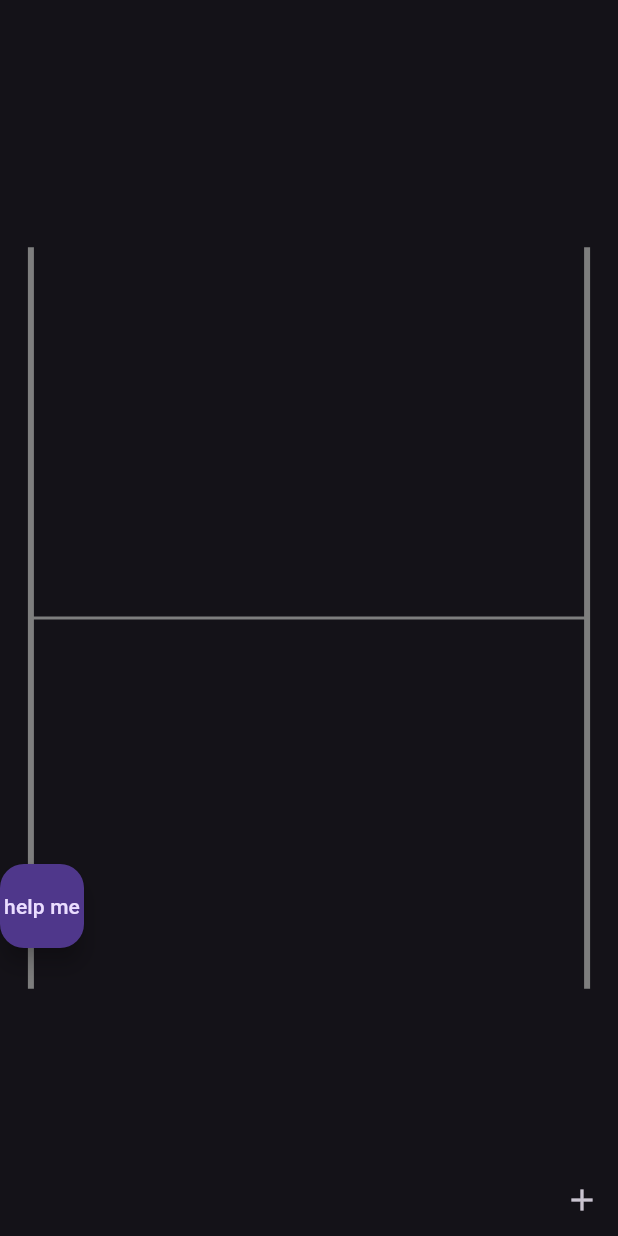
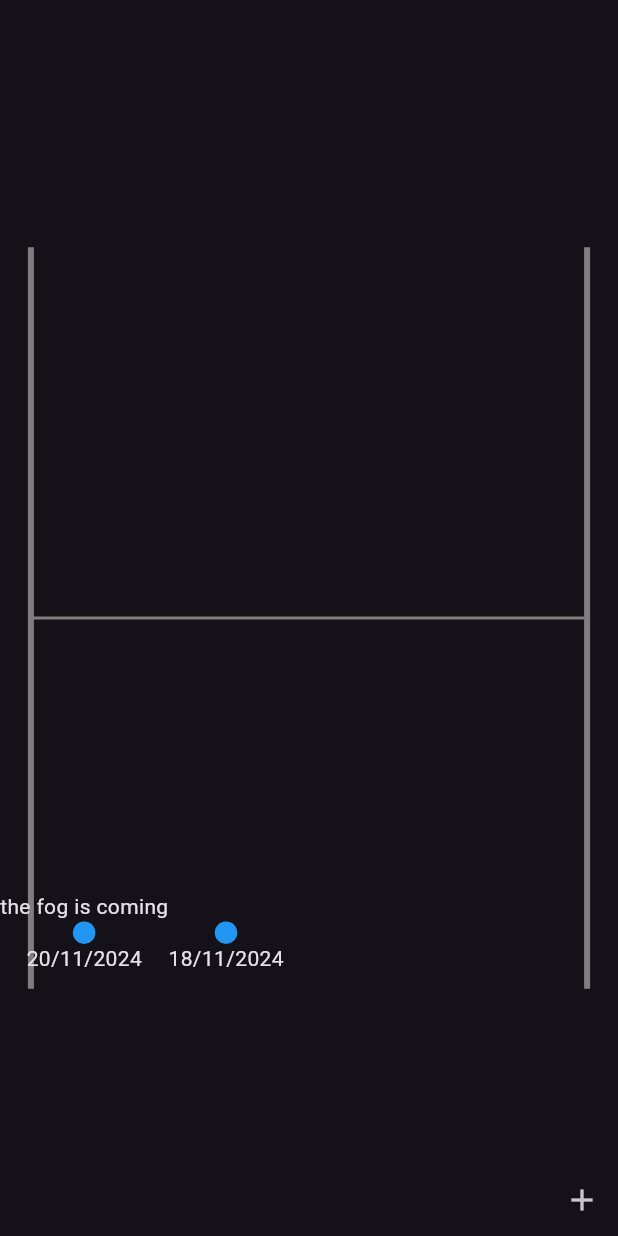
Before and after one commit to Jam12390/projectmanager, a Flutter app: the TimelineEditPage screen opened directly, on a phone screen of 412 x 824 dp. Run offline on Flutter 3.47's test engine with Material 3 defaults, Android fonts, the phone set to English and light mode, and no system bars; drawn by our look-alikes of timelines.

Commit message:
the nightmare before timelines

```diff
--- a/lib/main.dart
+++ b/lib/main.dart
@@ -4,6 +4,8 @@
 import 'package:flutter/material.dart';
 import 'package:projectmanager/home.dart';
 import 'package:flutter/services.dart';
+
+import 'package:timelines/timelines.dart';
 
 void main() {
   runApp(const MyApp());
@@ -196,7 +198,7 @@
                     const Align(
                       alignment: Alignment.topLeft,
                       child: Padding(
-                        padding: const EdgeInsets.all(12),
+                        padding: EdgeInsets.all(12),
                         child: Text("h"),
                       ),
                     ),
@@ -258,6 +260,9 @@
   Map<String, List> timelineData = Map();
   int daysLength = 0;
   DateTime endDate = DateTime(9999,12,31);
+  DateTime startDate = DateTime(0000,00,00);
+  List<String> timelineDates = [];
+  bool isLoading = true;
 
   //int timelineSt = Point(MediaQuery.of(context).size.width, y)
 
@@ -266,17 +271,20 @@
     final data = await jsonDecode(str);
     setState(() {
       timelineData["stEnDates"] = [data["startdate"], data["enddate"]];
-      timelineData["eventDates"] = [];
-      timelineData["events"] = [];
-      for (var x=0; x < data["eventdates"].length; x++){
+      timelineData["eventDates"] = [timelineData["stEnDates"]?[1]];
+      timelineData["events"] = [" "];
+      for (var x=0; x <= data["eventdates"].length-1; x++){
         print("readjson ran good");
-        timelineData["eventDates"]?.add(data["eventdates"][x]);
-        timelineData["events"]?.add(data["events"][data["eventdates"][x]]);
+        timelineData["eventDates"]?.insert(timelineData["eventDates"]!.length-1,data["eventdates"][x]);
+        timelineData["events"]?.insert(timelineData["events"]!.length-1, data["events"][data["eventdates"][x]]);
       }
-      DateTime startDate = DateTime(int.parse(timelineData["stEnDates"]?[0].substring(6,10)), int.parse(timelineData["stEnDates"]?[0].substring(3,5)), int.parse(timelineData["stEnDates"]?[0].substring(0,2)));
+      startDate = DateTime(int.parse(timelineData["stEnDates"]?[0].substring(6,10)), int.parse(timelineData["stEnDates"]?[0].substring(3,5)), int.parse(timelineData["stEnDates"]?[0].substring(0,2)));
       endDate = DateTime(int.parse(timelineData["stEnDates"]?[1].substring(6,10)), int.parse(timelineData["stEnDates"]?[1].substring(3,5)), int.parse(timelineData["stEnDates"]?[1].substring(0,2)));
+      timelineDates = [timelineData["stEnDates"]?[0],timelineData["stEnDates"]?[1]];
       print(endDate);
       daysLength = endDate.difference(startDate).inDays;
+      isLoading = false;
+      print("oh no");
     });
   }
 
@@ -298,43 +306,112 @@
     print("this has been pressed");
   }
 
+  int getDateTime(String date, DateTime stDate){
+    DateTime dt = DateTime(int.parse(date.substring(6,10)), int.parse(date.substring(3,5)), int.parse(date.substring(0,2)));
+    return stDate.difference(dt).inDays;
+  }
+  DateTime dtConv(String dt){
+    DateTime conv = DateTime(int.parse(dt.substring(6,10)), int.parse(dt.substring(3,5)), int.parse(dt.substring(0,2)));
+    return conv;
+  }
+
   @override
   Widget build(BuildContext context){
     Point timelineSt = Point(MediaQuery.of(context).size.width*0.05, MediaQuery.of(context).size.height*0.5);
     Point timelineEnd = Point(MediaQuery.of(context).size.width*0.95, MediaQuery.of(context).size.height*0.5);
     double pixelTlLength = timelineEnd.x-timelineSt.x as double;
-    List<Widget> events = []; //recursively adding events aligned by their dates to the UI
-    if (timelineData["eventDates"]?.length != null){
-      print(timelineData["eventDates"]!.length-1);
+    List<String> timelineDates = [];
+    //Map<String, List> timelineData = Map();
+
+    print(timelineData["stEnDates"]?[0]);
+    //List<String> timelineDates = [timelineData["stEnDates"]?[0],timelineData["stEnDates"]?[1]];
+    List<String> timelinePointInfo = [" ", " "];
+    List<int> daysBetween = [0, daysLength];
+    List<double> spacing = [];
+    List<Widget> timelinePoints = [];
+    if (!isLoading){
+      if(timelineData["eventDates"]?.length != null || timelineData["eventDates"]!.length > 1){
+        daysBetween = [0];
         for (int x=0; x <= timelineData["eventDates"]!.length-1; x++){
-        print("sonething happened");
-        int evDateDays = getEventPos(timelineData["eventDates"]?[x], endDate);
-        double eventPos = evDateDays/daysLength;
-        print(evDateDays);
-        print(daysLength);
-        print("--");
-        print(eventPos);
-        print(pixelTlLength);
-        Widget toAdd = Align( //(timelineSt.x+(eventPos*pixelTlLength))
-          alignment: Alignment(((1/MediaQuery.of(context).size.width)+((1/MediaQuery.of(context).size.width)*timelineSt.x))+((1/MediaQuery.of(context).size.width)*(timelineSt.x+(eventPos*pixelTlLength))), 0.5),
-          child: FloatingActionButton(
-            onPressed: testButton,
-            child: const Text("help me"),
-          )
+          if(x==0){
+            timelineDates.insert(0,timelineData["eventDates"]?[x]);
+          } else{
+            timelineDates.insert(timelineDates.length - 1, timelineData["eventDates"]?[x]);
+          }
+          timelinePointInfo.insert(timelineDates.length - 1, timelineData["events"]?[x]);
+          if (x==0){
+            daysBetween.add(getDateTime(timelineData["eventDates"]?[x], startDate));
+          } else{
+            daysBetween.insert(timelineDates.length - 1, getDateTime(timelineData["eventDates"]?[x], dtConv(timelineData["eventDates"]?[x-1])));
+          }
+          spacing.add(pixelTlLength*(daysBetween[daysBetween.length - 1]/daysLength));
+        }
+      } else{
+        spacing = [pixelTlLength];
+      }
+      print("Reached recursive adding to tlpoints");
+      //List<Widget> timelinePoints = [];
+      for (int x=0; x < timelineDates.length; x++){
+        timelinePoints.add(
+          //Column(
+          //  crossAxisAlignment: CrossAxisAlignment.start,
+          //  children: [
+              TimelineTile(
+                node: const DotIndicator(),
+                contents: Text(timelineDates[x]),
+                oppositeContents: Text(timelinePointInfo[x]),
+              ),
+        //      SizedBox(
+        //        width: spacing[x],
+        //      )
+        //    ],
+        //  )
         );
-        setState(() {
-          events.add(toAdd);
-        });
       }
-      print(events);
     }
+    //List<Widget> events = []; //recursively adding events aligned by their dates to the UI
+    //if (timelineData["eventDates"]?.length != null){
+    //  print(timelineData["eventDates"]!.length-1);
+    //  for (int x=0; x <= timelineData["eventDates"]!.length-1; x++){
+    //    print("sonething happened");
+    //    int evDateDays = getEventPos(timelineData["eventDates"]?[x], endDate);
+    //    double eventPos = evDateDays/daysLength;
+    //    Widget toAdd = Align( //(timelineSt.x+(eventPos*pixelTlLength)) ((1/MediaQuery.of(context).size.width)+((1/MediaQuery.of(context).size.width)*timelineSt.x))+((1/MediaQuery.of(context).size.width)*(timelineSt.x+(eventPos*pixelTlLength))), 0.5
+    //      alignment: Alignment(0,1),
+    //      child: FloatingActionButton(
+    //        onPressed: testButton,
+    //        child: const Text("help me"),
+    //      )
+    //    );
+    //    setState(() {
+    //      events.add(toAdd);
+    //    });
+    //  }
+    //  print(events);
+    //}
+    print("reached scaffold");
+    if(isLoading){
+      return const Scaffold(
+        body: Center(child: CircularProgressIndicator(),),
+      );
+    } else{
       return Scaffold(
         body: CustomPaint(
           painter: TimelinePainter(),
           child: Stack(
             children: [
-            Row(
-              children: events,
+              Timeline.tileBuilder(
+                theme: TimelineThemeData(
+                  direction: Axis.horizontal
+                ),
+                builder: TimelineTileBuilder.connected(
+                  connectionDirection: ConnectionDirection.after,
+                  itemCount: timelinePoints.length,
+                  contentsBuilder: (context, index) {
+                    return timelinePoints[index];
+                  }
+                  //itemExtent: 20,
+                  )
                 ),
               Align(
                 alignment: Alignment.bottomRight,
@@ -349,3 +426,4 @@
       );
     }
   }
+}
```
Lines whose indentation alone changed are shown as unchanged.
